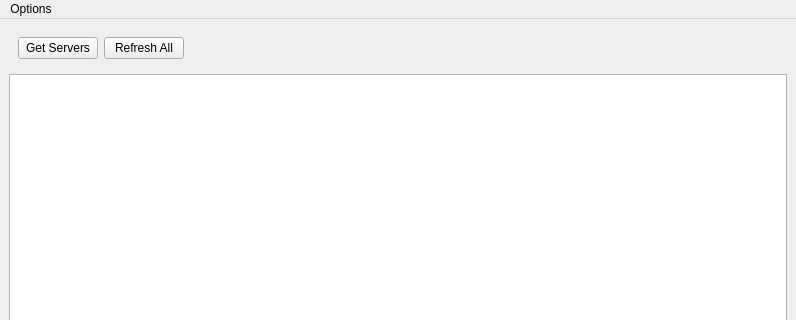
Destroyerrrocket/doomseeker-unofficial, file src/gui/mainwindow.ui: the form before one commit; both pictures show x 0 to 796 and y 0 to 320 of the 796 by 600 pixel window.
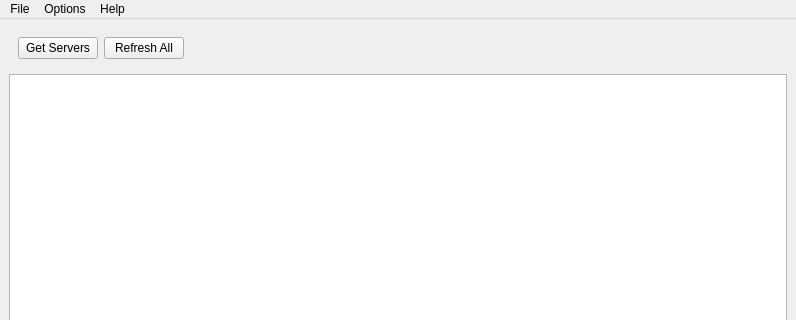
The form after the commit. Custom widgets are drawn as their Qt base class.

Commit message: - Added version number (0.1 Alpha) - Added about dialog. - Added file->quit to the menu.

Patch:
```diff
--- a/src/gui/mainwindow.ui
+++ b/src/gui/mainwindow.ui
@@ -92,28 +92,42 @@
    <zorder>tableServers</zorder>
    <zorder>widget</zorder>
   </widget>
-  <widget class="QMenuBar" name="menubar">
-   <property name="geometry">
+  <widget class="QMenuBar" name="menubar" >
+   <property name="geometry" >
     <rect>
      <x>0</x>
      <y>0</y>
      <width>796</width>
-     <height>22</height>
+     <height>25</height>
     </rect>
    </property>
    <property name="locale">
     <locale language="English" country="UnitedStates"/>
    </property>
-   <widget class="QMenu" name="menuOptions">
-    <property name="locale">
-     <locale language="English" country="UnitedStates"/>
+   <widget class="QMenu" name="menuOptions" >
+    <property name="locale" >
+     <locale country="UnitedStates" language="English" />
     </property>
     <property name="title">
      <string>Options</string>
     </property>
     <addaction name="menuActionConfigure"/>
    </widget>
-   <addaction name="menuOptions"/>
+   <widget class="QMenu" name="menuHelp" >
+    <property name="title" >
+     <string>Help</string>
+    </property>
+    <addaction name="menuActionAbout" />
+   </widget>
+   <widget class="QMenu" name="menuFile" >
+    <property name="title" >
+     <string>File</string>
+    </property>
+    <addaction name="menuActionQuit" />
+   </widget>
+   <addaction name="menuFile" />
+   <addaction name="menuOptions" />
+   <addaction name="menuHelp" />
   </widget>
   <widget class="QStatusBar" name="statusbar"/>
   <action name="menuActionConfigure">
```
Left out of the diff: 87 changed lines with no effect on the pictures. The commit also changes 7 other files.
